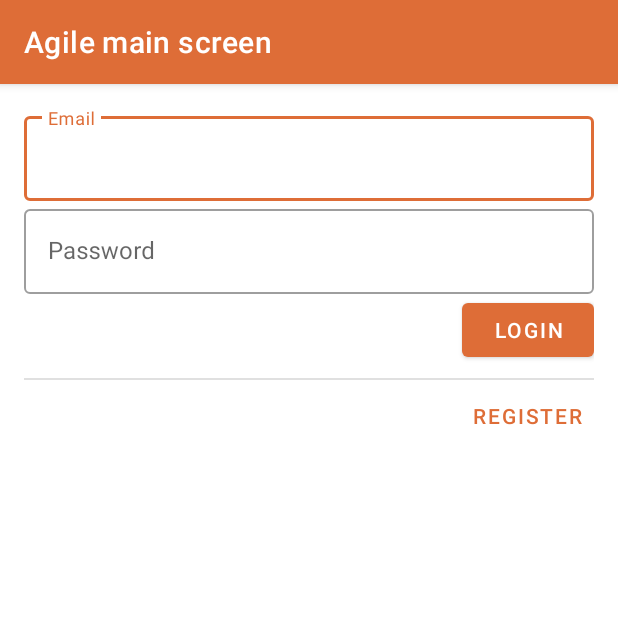
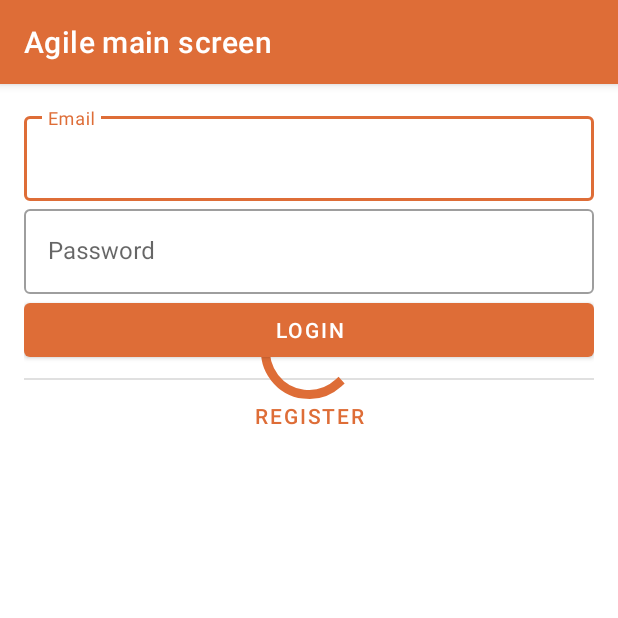
Before and after one commit to jit-team/jit-agile-android, an Android app: the screen it shows after launch (LoginActivity), on a phone screen of 412 x 824 dp, the top half of it. Run offline under Robolectric (Android 15) with nearby library versions, the phone set to English and light mode, and no system bars; our stand-ins replace data binding; libraries missing offline, so code that uses them is left out: com.crashlytics.android, io.fabric.sdk, kotlinx.coroutines.experimental, org.kodein.di; 12 statements that could not run were skipped.

Commit message:
Login view refactor

```diff
--- a/app/src/main/AndroidManifest.xml
+++ b/app/src/main/AndroidManifest.xml
@@ -18,10 +18,10 @@
         <activity
             android:name=".presentation.login.LoginActivity"
             android:label="@string/login_screen_title"
+            android:screenOrientation="sensorPortrait"
             android:theme="@style/AppTheme.NoActionBar">
             <intent-filter>
                 <action android:name="android.intent.action.MAIN" />
-
                 <category android:name="android.intent.category.LAUNCHER" />
             </intent-filter>
         </activity>
--- a/app/src/main/java/pl/jitsolutions/agile/di/KodeinDefinition.kt
+++ b/app/src/main/java/pl/jitsolutions/agile/di/KodeinDefinition.kt
@@ -19,7 +19,7 @@ import pl.jitsolutions.agile.repository.UserRepository
 import java.util.concurrent.Executors
 
 interface Tags {
-    enum class Dispatchers { USE_CASE, IO }
+    enum class Dispatchers { USE_CASE, IO, MAIN }
 }
 
 private val dispatchersModule = Kodein.Module(name = "Dispatchers") {
@@ -28,6 +28,9 @@ private val dispatchersModule = Kodein.Module(name = "Dispatchers") {
     }
     bind<CoroutineDispatcher>(tag = Tags.Dispatchers.IO) with singleton {
         Dispatchers.IO
+    }
+    bind<CoroutineDispatcher>(tag = Tags.Dispatchers.MAIN) with singleton {
+        Dispatchers.Main
     }
 }
 
@@ -51,7 +54,7 @@ private val useCasesModule = Kodein.Module(name = "UseCases") {
 
 private val viewModelsModule = Kodein.Module(name = "ViewModels") {
     bind<LoginViewModelFactory>() with provider {
-        LoginViewModelFactory(instance())
+        LoginViewModelFactory(instance(tag = Tags.Dispatchers.MAIN), instance())
     }
     bind<RegisterViewModelFactory>() with provider {
         RegisterViewModelFactory(instance())
--- a/app/src/main/java/pl/jitsolutions/agile/domain/LoginUserUseCase.kt
+++ b/app/src/main/java/pl/jitsolutions/agile/domain/LoginUserUseCase.kt
@@ -21,7 +21,8 @@ class LoginUserUseCase(private val userRepository: UserRepository,
                             fullNameChannel(loginResponse.data!!.name)
                                     .consumeEach { fullName -> send(response(fullName)) }
                         }
-                        Response.Status.ERROR -> send(errorResponse<String>(error = Response.ResponseError()))
+                        Response.Status.ERROR -> send(errorResponse(error = Unit))
+                        Response.Status.IN_PROGRESS -> send(inProgressResponse())
                     }
                 }
     }
--- /dev/null
+++ b/app/src/main/java/pl/jitsolutions/agile/presentation/bindingadapter/LoginButtonVisibilityBindingAdapter.kt
@@ -0,0 +1,16 @@
+package pl.jitsolutions.agile.presentation.bindingadapter
+
+import android.view.View
+import androidx.databinding.BindingAdapter
+import pl.jitsolutions.agile.presentation.login.LoginViewModel
+
+// TODO: change name
+@BindingAdapter("loginButtonVisibility")
+fun setLoginButtonVisibility(view: View, loginState: LoginViewModel.LoginState) {
+    view.visibility = when (loginState) {
+        LoginViewModel.LoginState.None -> View.VISIBLE
+        LoginViewModel.LoginState.InProgress -> View.INVISIBLE
+        LoginViewModel.LoginState.Error -> View.VISIBLE
+        LoginViewModel.LoginState.Success -> View.VISIBLE
+    }
+}
--- /dev/null
+++ b/app/src/main/java/pl/jitsolutions/agile/presentation/bindingadapter/LoginErrorTextBindingAdapter.kt
@@ -0,0 +1,15 @@
+package pl.jitsolutions.agile.presentation.bindingadapter
+
+import android.widget.TextView
+import androidx.databinding.BindingAdapter
+import pl.jitsolutions.agile.R
+import pl.jitsolutions.agile.presentation.login.LoginViewModel
+
+@BindingAdapter("loginErrorText")
+fun setLoginErrorText(textView: TextView, loginState: LoginViewModel.LoginState) {
+    if (loginState == LoginViewModel.LoginState.Error) {
+        textView.setText(R.string.login_screen_error_unknown)
+    } else {
+        textView.text = ""
+    }
+}
--- /dev/null
+++ b/app/src/main/java/pl/jitsolutions/agile/presentation/bindingadapter/LoginErrorVisibilityBindingAdapter.kt
@@ -0,0 +1,15 @@
+package pl.jitsolutions.agile.presentation.bindingadapter
+
+import android.view.View
+import androidx.databinding.BindingAdapter
+import pl.jitsolutions.agile.presentation.login.LoginViewModel
+
+@BindingAdapter("loginErrorVisibility")
+fun setLoginErrorVisibility(view: View, loginState: LoginViewModel.LoginState) {
+    view.visibility = when (loginState) {
+        LoginViewModel.LoginState.None -> View.INVISIBLE
+        LoginViewModel.LoginState.InProgress -> View.INVISIBLE
+        LoginViewModel.LoginState.Error -> View.VISIBLE
+        LoginViewModel.LoginState.Success -> View.INVISIBLE
+    }
+}
--- /dev/null
+++ b/app/src/main/java/pl/jitsolutions/agile/presentation/bindingadapter/LoginProgressVisibilityBindingAdapter.kt
@@ -0,0 +1,16 @@
+package pl.jitsolutions.agile.presentation.bindingadapter
+
+import android.view.View
+import android.widget.ProgressBar
+import androidx.databinding.BindingAdapter
+import pl.jitsolutions.agile.presentation.login.LoginViewModel
+
+@BindingAdapter("loginProgressVisibility")
+fun setLoginProgressVisibility(progressBar: ProgressBar, loginState: LoginViewModel.LoginState) {
+    progressBar.visibility = when (loginState) {
+        LoginViewModel.LoginState.None -> View.INVISIBLE
+        LoginViewModel.LoginState.InProgress -> View.VISIBLE
+        LoginViewModel.LoginState.Error -> View.INVISIBLE
+        LoginViewModel.LoginState.Success -> View.INVISIBLE
+    }
+}
--- a/app/src/main/res/layout/activity_login.xml
+++ b/app/src/main/res/layout/activity_login.xml
@@ -4,6 +4,7 @@
     xmlns:tools="http://schemas.android.com/tools">
 
     <data>
+
         <variable
             name="viewModel"
             type="pl.jitsolutions.agile.presentation.login.LoginViewModel" />
@@ -20,7 +21,7 @@
             android:theme="@style/AppTheme.AppBarOverlay">
 
             <androidx.appcompat.widget.Toolbar
-                android:id="@+id/toolbar"
+                android:id="@+id/login_toolbar"
                 android:layout_width="match_parent"
                 android:layout_height="?attr/actionBarSize"
                 android:background="?attr/colorPrimary"
@@ -72,12 +73,13 @@
 
             <com.google.android.material.button.MaterialButton
                 android:id="@+id/login_login"
-                android:layout_width="wrap_content"
+                android:layout_width="match_parent"
                 android:layout_height="wrap_content"
                 android:onClick="@{() -> viewModel.login()}"
                 android:text="@string/login_screen_login_button_text"
                 app:layout_constraintRight_toRightOf="parent"
-                app:layout_constraintTop_toBottomOf="@+id/login_layout_password" />
+                app:layout_constraintTop_toBottomOf="@+id/login_layout_password"
+                app:loginButtonVisibility="@{viewModel.loginState}" />
 
             <View
                 android:id="@+id/login_divider"
@@ -85,17 +87,39 @@
                 android:layout_height="1dp"
                 android:layout_marginTop="8dp"
                 android:background="?android:attr/dividerVertical"
-                app:layout_constraintTop_toBottomOf="@+id/login_login" />
+                app:layout_constraintTop_toBottomOf="@+id/login_login"
+                app:loginButtonVisibility="@{viewModel.loginState}" />
 
             <com.google.android.material.button.MaterialButton
                 android:id="@+id/login_register"
+                style="@style/Widget.MaterialComponents.Button.TextButton"
+                android:layout_width="match_parent"
+                android:layout_height="wrap_content"
+                android:onClick="@{() -> viewModel.register()}"
+                android:text="@string/login_screen_register_button_text"
+                app:layout_constraintRight_toRightOf="parent"
                 app:layout_constraintTop_toBottomOf="@+id/login_divider"
-                app:layout_constraintRight_toRightOf="parent"
-                style="@style/Widget.MaterialComponents.Button.TextButton"
+                app:loginButtonVisibility="@{viewModel.loginState}" />
+
+            <androidx.core.widget.ContentLoadingProgressBar
+                android:id="@+id/login_progress"
+                style="@android:style/Widget.Material.Light.ProgressBar.Large"
                 android:layout_width="wrap_content"
                 android:layout_height="wrap_content"
-                android:onClick="@{() -> viewModel.register()}"
-                android:text="@string/login_screen_register_button_text" />
+                android:indeterminate="true"
+                app:layout_constraintEnd_toEndOf="parent"
+                app:layout_constraintStart_toStartOf="parent"
+                app:layout_constraintTop_toBottomOf="@+id/login_layout_password"
+                app:loginProgressVisibility="@{viewModel.loginState}" />
+
+            <TextView
+                android:layout_width="match_parent"
+                android:layout_height="wrap_content"
+                android:textAppearance="@style/TextAppearance.AppCompat.Small"
+                android:textColor="@color/login_screen_error_text"
+                app:layout_constraintTop_toBottomOf="@+id/login_register"
+                app:loginErrorText="@{viewModel.loginState}"
+                app:loginErrorVisibility="@{viewModel.loginState}" />
 
         </androidx.constraintlayout.widget.ConstraintLayout>
 
--- a/app/src/main/res/values/colors.xml
+++ b/app/src/main/res/values/colors.xml
@@ -1,9 +1,12 @@
 <?xml version="1.0" encoding="utf-8"?>
 <resources>
-    <color name="colorPrimary">@color/jit_logo</color>
-    <color name="colorPrimaryDark">@color/jit_logo_dark</color>
-    <color name="colorAccent">@color/jit_logo</color>
+    <color name="red_600">#e53935</color>
+
+    <color name="colorPrimary">#de6d37</color>
+    <color name="colorPrimaryDark">#a63f08</color>
+    <color name="colorAccent">#de6d37</color>
 
     <color name="jit_logo">#de6d37</color>
     <color name="jit_logo_dark">#a63f08</color>
+    <color name="login_screen_error_text">@color/red_600</color>
 </resources>
--- a/app/src/main/res/values/strings.xml
+++ b/app/src/main/res/values/strings.xml
@@ -1,11 +1,15 @@
 <resources>
     <string name="app_name">mobile-agile-android</string>
     <string name="action_settings">Settings</string>
+
+    <string name="login_screen_title">Login</string>
     <string name="login_screen_email_label">Email</string>
     <string name="login_screen_password_label">Password</string>
     <string name="login_screen_login_button_text">login</string>
-    <string name="login_screen_title">Login</string>
     <string name="login_screen_register_button_text">register</string>
+    <string name="login_screen_error_unknown">Login failed: Unknown error</string>
+
     <string name="main_screen_title">Agile main screen</string>
+
     <string name="register_screen_title">Register</string>
 </resources>
```
Also changed, not shown: app/src/main/java/pl/jitsolutions/agile/domain/Response.kt (+8 -5 lines), app/src/main/java/pl/jitsolutions/agile/presentation/login/LoginActivity.kt (+5 -4 lines), app/src/main/java/pl/jitsolutions/agile/presentation/login/LoginViewModel.kt (+28 -12 lines), app/src/main/java/pl/jitsolutions/agile/presentation/login/LoginViewModelFactory.kt (+5 -2 lines), app/src/main/java/pl/jitsolutions/agile/repository/FirebaseUserRepository.kt (+5 -5 lines), app/src/main/java/pl/jitsolutions/agile/utils/UseCaseUtils.kt (added, +25 -0 lines).
